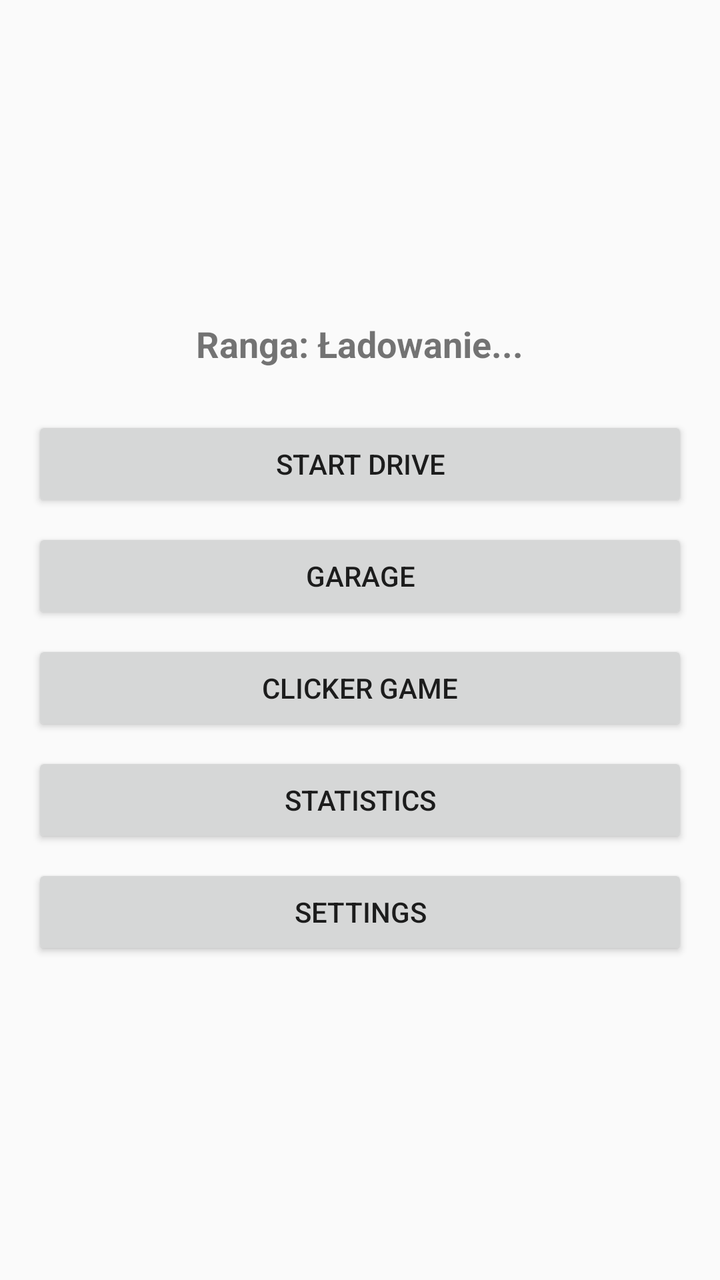
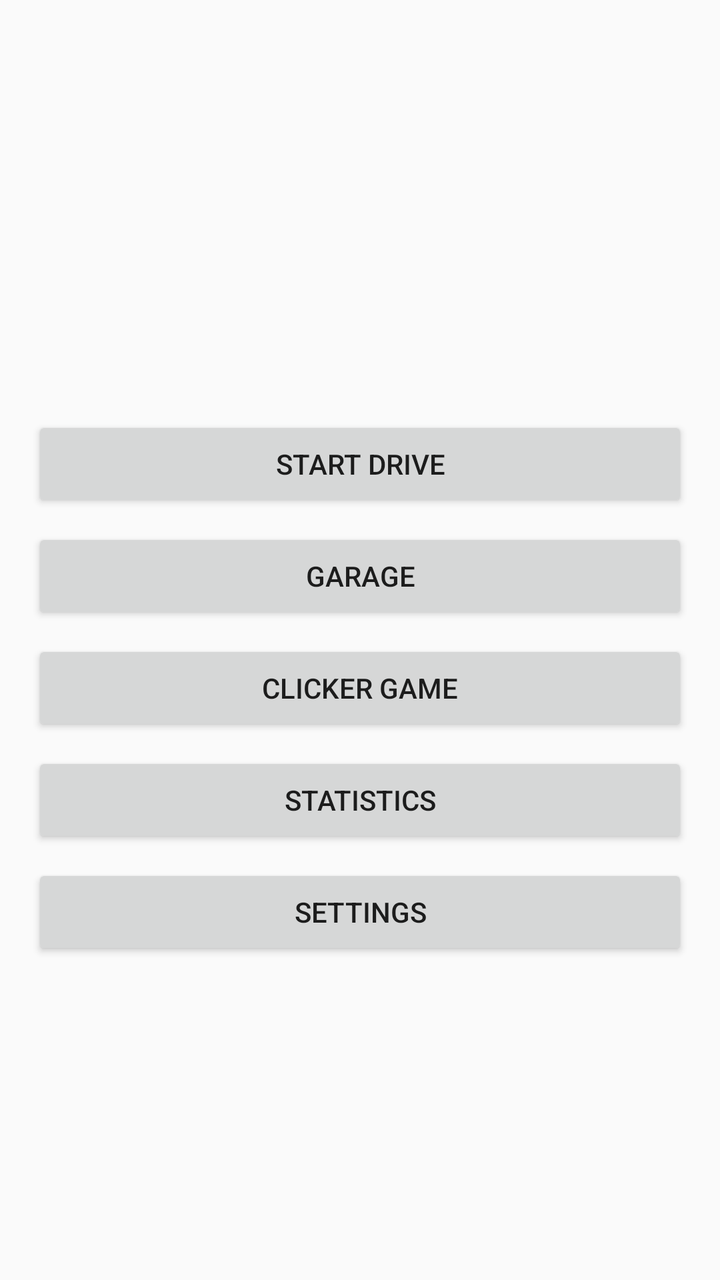

Screens rendered from an Android XML layout before and after an edit, with the pre-edit source and the edit as a unified diff.
<!-- AndroidManifest.xml: application theme Theme.AppCompat.Light.NoActionBar -->
<!-- res/layout/activity_main.xml -->
<?xml version="1.0" encoding="utf-8"?>
<LinearLayout xmlns:android="http://schemas.android.com/apk/res/android"
    android:layout_width="match_parent"
    android:layout_height="match_parent"
    android:orientation="vertical"
    android:gravity="center"
    android:padding="16dp">

    <TextView
        android:id="@+id/mainRankText"
        android:layout_width="wrap_content"
        android:layout_height="wrap_content"
        android:text="Ranga: Ładowanie..."
        android:textSize="18sp"
        android:textStyle="bold"
        android:layout_marginBottom="24dp" />

    <Button android:id="@+id/btnStartDrive"
        android:layout_width="match_parent" 
        android:layout_height="wrap_content"
        android:text="@string/start_drive" 
        android:layout_marginBottom="8dp"/>

    <Button android:id="@+id/btnGarage"
        android:layout_width="match_parent" 
        android:layout_height="wrap_content"
        android:text="@string/garage" 
        android:layout_marginBottom="8dp"/>

    <Button android:id="@+id/btnClicker"
        android:layout_width="match_parent" 
        android:layout_height="wrap_content"
        android:text="@string/clicker_game" 
        android:layout_marginBottom="8dp"/>

    <Button android:id="@+id/btnStats"
        android:layout_width="match_parent" 
        android:layout_height="wrap_content"
        android:text="@string/stats_title" 
        android:layout_marginBottom="8dp"/>

    <Button android:id="@+id/btnSettings"
        android:layout_width="match_parent" 
        android:layout_height="wrap_content"
        android:text="@string/settings"/>
</LinearLayout>
<!-- resources referenced by this layout -->
<resources>
  <string name="clicker_game">Clicker Game</string>
  <string name="garage">Garage</string>
  <string name="settings">Settings</string>
  <string name="start_drive">Start Drive</string>
  <string name="stats_title">Statistics</string>
</resources>

<!-- the commit's change to res/layout/activity_main.xml (unified diff, before → after) -->
@@ -10,7 +10,6 @@
         android:id="@+id/mainRankText"
         android:layout_width="wrap_content"
         android:layout_height="wrap_content"
-        android:text="Ranga: Ładowanie..."
         android:textSize="18sp"
         android:textStyle="bold"
         android:layout_marginBottom="24dp" />
